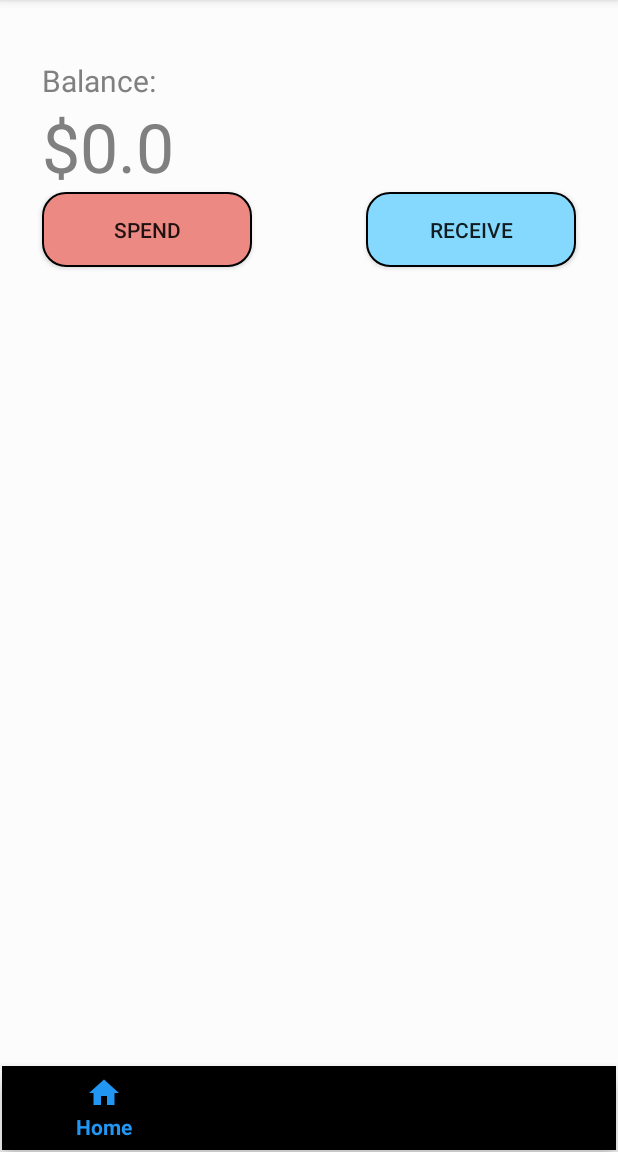
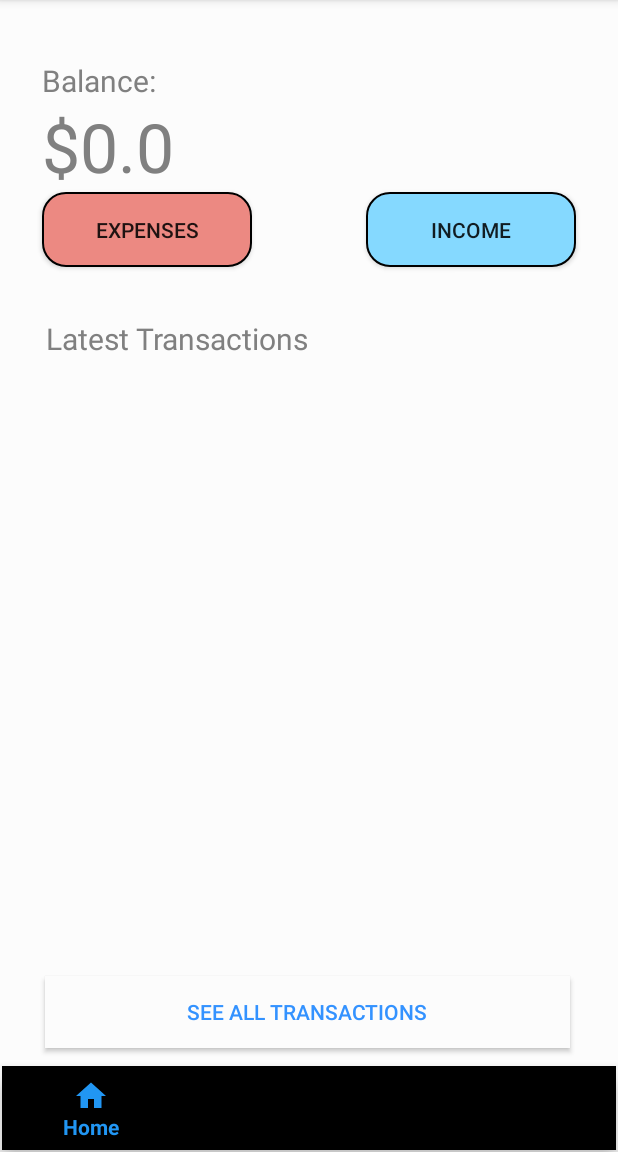
Before and after one commit to zuodanlee/MAD_Team4_Finance_Tracker, an Android app: the screen it shows after launch (MainActivity), on a phone screen of 412 x 824 dp, the part 84-1236 px from its top. Run offline under Robolectric (Android 15) with nearby library versions, the phone set to English and light mode, and no system bars.

Commit message:
Added TransactionHistory(MainActivity,HistoryAcitivity)

```diff
--- a/app/src/main/java/sg/edu/np/financetracker2/ReportActivity.java
+++ b/app/src/main/java/sg/edu/np/financetracker2/ReportActivity.java
@@ -36,6 +36,11 @@ public class ReportActivity extends AppCompatActivity {
                         Intent intent3 = new Intent(ReportActivity.this, SettingActivity.class);
                         startActivity(intent3);
                         break;
+                    case R.id.history:
+                        Intent intent4 = new Intent(ReportActivity.this, TransactionHistoryActivity.class);
+                        startActivity(intent4);
+                        break;
+
                 }
 
                 return false;
--- a/app/src/main/java/sg/edu/np/financetracker2/SettingActivity.java
+++ b/app/src/main/java/sg/edu/np/financetracker2/SettingActivity.java
@@ -30,6 +30,7 @@ import java.io.IOException;
 import java.io.InputStream;
 import java.io.InputStreamReader;
 import java.io.OutputStreamWriter;
+import java.time.zone.ZoneOffsetTransition;
 
 
 public class SettingActivity extends AppCompatActivity {
@@ -79,6 +80,10 @@ public class SettingActivity extends AppCompatActivity {
                     case R.id.report:
                         Intent intent3 = new Intent(SettingActivity.this, ReportActivity.class);
                         startActivity(intent3);
+                        break;
+                    case R.id.history:
+                        Intent intent4 = new Intent(SettingActivity.this, TransactionHistoryActivity.class);
+                        startActivity(intent4);
                         break;
                 }
 
--- /dev/null
+++ b/app/src/main/res/drawable-anydpi/ic_history.xml
@@ -0,0 +1,11 @@
+<vector xmlns:android="http://schemas.android.com/apk/res/android"
+    android:width="24dp"
+    android:height="24dp"
+    android:viewportWidth="24"
+    android:viewportHeight="24"
+    android:tint="#FFFFFF"
+    android:alpha="0.8">
+    <path
+        android:fillColor="#FF000000"
+        android:pathData="M13,3c-4.97,0 -9,4.03 -9,9L1,12l3.89,3.89 0.07,0.14L9,12L6,12c0,-3.87 3.13,-7 7,-7s7,3.13 7,7 -3.13,7 -7,7c-1.93,0 -3.68,-0.79 -4.94,-2.06l-1.42,1.42C8.27,19.99 10.51,21 13,21c4.97,0 9,-4.03 9,-9s-4.03,-9 -9,-9zM12,8v5l4.28,2.54 0.72,-1.21 -3.5,-2.08L13.5,8L12,8z"/>
+</vector>
--- a/app/src/main/res/layout/activity_main.xml
+++ b/app/src/main/res/layout/activity_main.xml
@@ -25,7 +25,7 @@
         android:layout_height="50dp"
         android:layout_marginStart="28dp"
         android:background="@drawable/rounded_btn_spend"
-        android:text="Spend"
+        android:text="Expenses"
         app:layout_constraintStart_toStartOf="parent"
         app:layout_constraintTop_toBottomOf="@+id/balanceAmount" />
 
@@ -35,7 +35,7 @@
         android:layout_height="50dp"
         android:layout_marginEnd="28dp"
         android:background="@drawable/rounded_btn_receive"
-        android:text="Receive"
+        android:text="Income"
         app:layout_constraintBottom_toBottomOf="@+id/buttonSpend"
         app:layout_constraintEnd_toEndOf="parent"
         app:layout_constraintTop_toTopOf="@+id/buttonSpend"
@@ -66,14 +66,41 @@
     <androidx.recyclerview.widget.RecyclerView
         android:id="@+id/rvHistory"
         android:layout_width="350dp"
-        android:layout_height="380dp"
+        android:layout_height="300dp"
         android:layout_marginBottom="40dp"
         app:layout_constraintBottom_toTopOf="@+id/bottomNavigationView"
         app:layout_constraintEnd_toEndOf="parent"
-        app:layout_constraintHorizontal_bias="0.459"
+        app:layout_constraintHorizontal_bias="0.488"
         app:layout_constraintStart_toStartOf="parent"
-        app:layout_constraintTop_toBottomOf="@+id/buttonSpend"
-        app:layout_constraintVertical_bias="1.0"
+        app:layout_constraintTop_toBottomOf="@+id/transactionTextView"
+        app:layout_constraintVertical_bias="0.0"
         tools:listitem="@layout/recycler_view_item_history" />
 
+    <Button
+        android:id="@+id/seeAllTransactionButton"
+        android:layout_width="350dp"
+        android:layout_height="wrap_content"
+        android:background="?attr/backgroundcolor"
+        android:text="See all transactions"
+        android:textColor="#3392FF"
+        app:layout_constraintBottom_toBottomOf="parent"
+        app:layout_constraintEnd_toEndOf="parent"
+        app:layout_constraintHorizontal_bias="0.488"
+        app:layout_constraintStart_toStartOf="parent"
+        app:layout_constraintTop_toTopOf="parent"
+        app:layout_constraintVertical_bias="0.904" />
+
+    <TextView
+        android:id="@+id/transactionTextView"
+        android:layout_width="350dp"
+        android:layout_height="35dp"
+        android:layout_marginTop="212dp"
+        android:textSize="20dp"
+        android:textColor="?attr/textcolor"
+        android:text="Latest Transactions"
+        app:layout_constraintEnd_toEndOf="parent"
+        app:layout_constraintHorizontal_bias="0.498"
+        app:layout_constraintStart_toStartOf="parent"
+        app:layout_constraintTop_toTopOf="parent" />
+
 </androidx.constraintlayout.widget.ConstraintLayout>
--- a/app/src/main/res/layout/activity_receive.xml
+++ b/app/src/main/res/layout/activity_receive.xml
@@ -6,13 +6,11 @@
     android:layout_height="match_parent"
     android:background="?attr/backgroundcolor"
     tools:context=".ReceiveActivity">
-
     <LinearLayout
         android:layout_width="match_parent"
         android:layout_height="wrap_content"
         android:orientation="vertical"
         android:background="?attr/backgroundcolor">
-
         <LinearLayout
             android:layout_width="match_parent"
             android:layout_height="wrap_content"
--- a/app/src/main/res/layout/activity_spend.xml
+++ b/app/src/main/res/layout/activity_spend.xml
@@ -18,17 +18,17 @@
         app:layout_constraintHorizontal_bias="0.0"
         app:layout_constraintStart_toStartOf="parent"
         app:layout_constraintTop_toTopOf="parent">
-
+<!--
         <TextView
             android:id="@+id/textView2"
             android:layout_width="match_parent"
-            android:layout_height="100dp"
+            android:layout_height="wrap_content"
             android:gravity="center_horizontal|center_vertical"
             android:text="Add New Expense"
             android:textAlignment="center"
             android:textColor="?attr/textcolor"
             android:textSize="40sp" />
-
+-->
         <LinearLayout
             android:layout_width="match_parent"
             android:layout_height="wrap_content"
--- a/app/src/main/res/layout/recycler_view_item_history.xml
+++ b/app/src/main/res/layout/recycler_view_item_history.xml
@@ -33,6 +33,7 @@
             android:text="Line 2"
             android:textSize="15dp"
             android:visibility="visible"
+            android:textColor="?attr/textcolor"
             card_view:layout_constraintBottom_toBottomOf="parent"
             card_view:layout_constraintStart_toStartOf="@+id/line1" />
 
@@ -43,6 +44,7 @@
             android:layout_marginTop="8dp"
             android:layout_marginEnd="16dp"
             android:text="Price"
+            android:textColor="?attr/textcolor"
             card_view:layout_constraintEnd_toEndOf="parent"
             card_view:layout_constraintHorizontal_bias="1.0"
             card_view:layout_constraintStart_toEndOf="@+id/line1"
@@ -55,6 +57,7 @@
             android:layout_height="wrap_content"
             android:layout_marginEnd="44dp"
             android:text="Date"
+            android:textColor="?attr/textcolor"
             card_view:layout_constraintBottom_toBottomOf="parent"
             card_view:layout_constraintEnd_toEndOf="parent"
             card_view:layout_constraintHorizontal_bias="0.0"
--- a/app/src/main/res/menu/bottom_nav_menu.xml
+++ b/app/src/main/res/menu/bottom_nav_menu.xml
@@ -4,6 +4,10 @@
         android:id="@+id/home"
         android:icon="@drawable/ic_home_black_24dp"
         android:title="Home" />
+    <item
+        android:id="@+id/history"
+        android:icon="@drawable/ic_history"
+        android:title="History" />
     <item
         android:id="@+id/report"
         android:icon="@drawable/ic_show_chart_black_24dp"
```
Also changed, not shown: app/src/main/AndroidManifest.xml (+12 -7 lines), app/src/main/java/sg/edu/np/financetracker2/MainActivity.java (+16 -1 lines), app/src/main/java/sg/edu/np/financetracker2/ReceiveActivity.java (+13 -11 lines), app/src/main/java/sg/edu/np/financetracker2/SpendActivity.java (+67 -13 lines), app/src/main/java/sg/edu/np/financetracker2/TransactionHistoryActivity.java (added, +86 -0 lines), app/src/main/java/sg/edu/np/financetracker2/recycleViewAdaptorCategory.java (+0 -16 lines), app/src/main/res/layout/activity_transaction_history.xml (added, +32 -0 lines), app/build.gradle (line endings or trailing spaces), app/src/main/res/drawable-hdpi/ic_history.png (added), app/src/main/res/drawable-mdpi/ic_history.png (added), app/src/main/res/drawable-xhdpi/ic_history.png (added), app/src/main/res/drawable-xxhdpi/ic_history.png (added).
